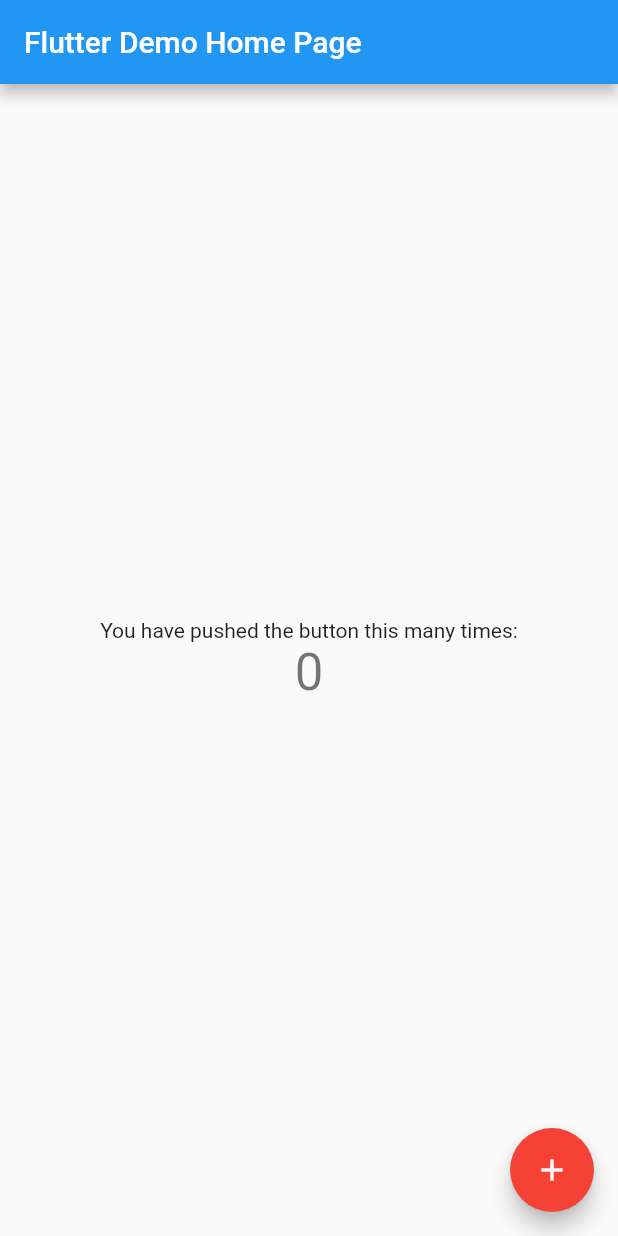
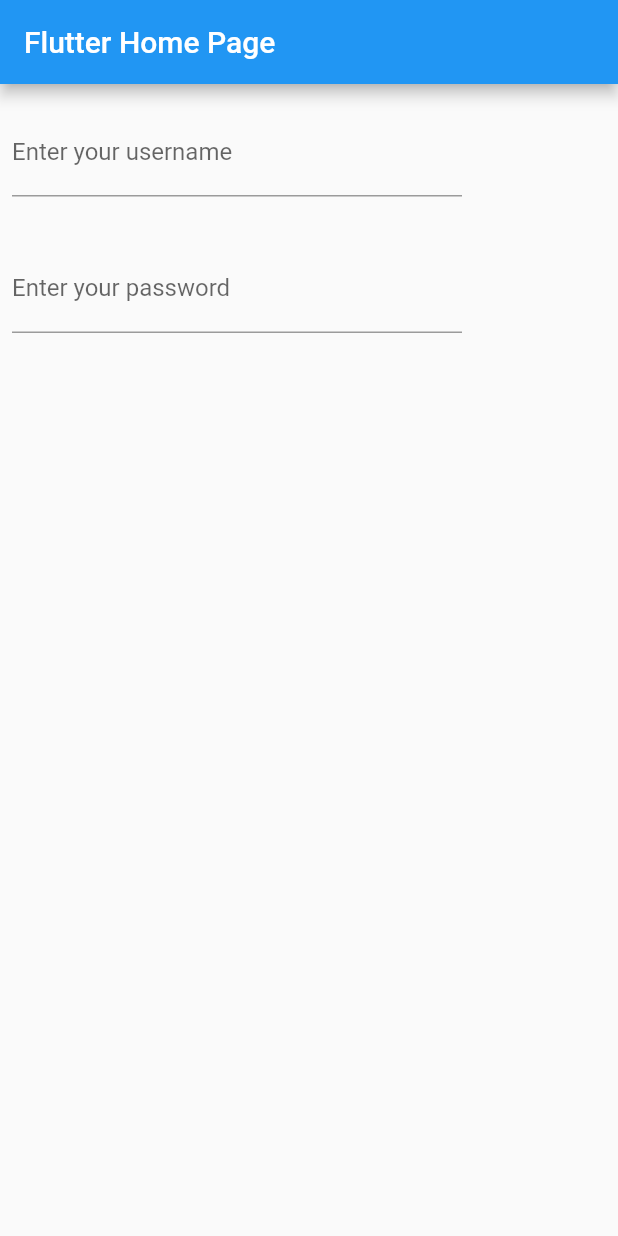
Before and after one commit to yosih48/dart, a Flutter app: the screen it shows after launch, on a phone screen of 412 x 824 dp. Run offline on Flutter 3.47's test engine with Material 2 defaults, Android fonts, the phone set to English and light mode, and no system bars.

Commit message:
login page

```diff
--- a/lib/main.dart
+++ b/lib/main.dart
@@ -1,6 +1,7 @@
 import 'package:flutter/material.dart';
 
-import 'package:my_project/screen/HomePage.dart';
+// import 'package:my_project/screen/HomePage.dart';
+import 'package:my_project/screen/HomePageLogin.dart';
 
 void main() {
   runApp(const MyApp());
@@ -26,7 +27,7 @@
         // is not restarted.
         primarySwatch: Colors.red,
       ),
-      home: const MyHomePage(title: 'Flutter Demo Home Page '),
+      home: const MyHomePage(title: 'Flutter Home Page ', number: 52),
     );
   }
 }
--- a/lib/screen/HomePage.dart
+++ b/lib/screen/HomePage.dart
@@ -3,8 +3,6 @@
 
 class MyHomePage extends StatefulWidget {
   const MyHomePage({super.key, required this.title, this.number});
-
-
 
   final String title;
   final int? number;
@@ -13,40 +11,51 @@
   State<MyHomePage> createState() => _MyHomePageState();
 }
 
-
-
 class _MyHomePageState extends State<MyHomePage> {
   int _counter = 0;
 
   void _incrementCounter() {
     setState(() {
-
       _counter++;
     });
   }
 
   @override
   Widget build(BuildContext context) {
-
     return Scaffold(
       appBar: AppBar(
+        title: Text(widget.title),
 
-        title: Text(widget.title),
         // backgroundColor: Theme.of(context).colorScheme.inversePrimary,
         backgroundColor: Colors.blue,
       ),
       body: Center(
-
         child: Column(
-
-          mainAxisAlignment: MainAxisAlignment.center,
+          crossAxisAlignment: CrossAxisAlignment.start,
           children: <Widget>[
-            const Text(
-              'You have pushed the button this many times:',
+            Padding(
+              padding: const EdgeInsets.symmetric(horizontal: 8, vertical: 16),
+              child: Container(
+                width: 300, // Set the desired width here
+                child: TextFormField(
+                  decoration: const InputDecoration(
+                    border: UnderlineInputBorder(),
+                    labelText: 'Enter your username',
+                  ),
+                ),
+              ),
             ),
-            Text(
-              '$_counter',
-              style: Theme.of(context).textTheme.headlineMedium,
+            Padding(
+              padding: const EdgeInsets.symmetric(horizontal: 8, vertical: 16),
+              child: Container(
+                width: 300, // Set the desired width here
+                child: TextFormField(
+                  decoration: const InputDecoration(
+                    border: UnderlineInputBorder(),
+                    labelText: 'Enter your password',
+                  ),
+                ),
+              ),
             ),
           ],
         ),
@@ -58,4 +67,6 @@
       ), // This trailing comma makes auto-formatting nicer for build methods.
     );
   }
+
+  number(int? number) {}
 }
--- /dev/null
+++ b/lib/screen/HomePageLogin.dart
@@ -0,0 +1,37 @@
+// import 'package:flutter/cupertino.dart';
+import 'package:flutter/material.dart';
+
+import 'package:my_project/screen/login.dart';
+
+
+class MyHomePage extends StatefulWidget {
+  const MyHomePage({super.key, required this.title, this.number});
+
+  final String title;
+  final int? number;
+
+  @override
+  State<MyHomePage> createState() => _MyHomePageState();
+}
+
+class _MyHomePageState extends State<MyHomePage> {
+
+
+  @override
+  Widget build(BuildContext context) {
+    return Scaffold(
+      appBar: AppBar(
+        title: Text(widget.title),
+
+        // backgroundColor: Theme.of(context).colorScheme.inversePrimary,
+        backgroundColor: Colors.blue,
+      ),
+      body: const login(title: 'sdsd',)
+
+
+
+    );
+  }
+
+  number(int? number) {}
+}
--- /dev/null
+++ b/lib/screen/login.dart
@@ -0,0 +1,47 @@
+// import 'package:flutter/cupertino.dart';
+import 'package:flutter/material.dart';
+
+class login extends StatefulWidget {
+  const login({super.key, required this.title, this.number});
+
+  final String title;
+  final int? number;
+
+  @override
+  State<login> createState() => _MyHomePageState();
+}
+
+class _MyHomePageState extends State<login> {
+  @override
+  Widget build(BuildContext context) {
+    return Column(
+      crossAxisAlignment: CrossAxisAlignment.start,
+      children: <Widget>[
+        Padding(
+          padding: const EdgeInsets.symmetric(horizontal: 8, vertical: 16),
+          child: Container(
+            width: 300, // Set the desired width here
+            child: TextFormField(
+              decoration: const InputDecoration(
+                border: UnderlineInputBorder(),
+                labelText: 'Enter your username',
+              ),
+            ),
+          ),
+        ),
+        Padding(
+          padding: const EdgeInsets.symmetric(horizontal: 8, vertical: 16),
+          child: Container(
+            width: 300, // Set the desired width here
+            child: TextFormField(
+              decoration: const InputDecoration(
+                border: UnderlineInputBorder(),
+                labelText: 'Enter your password',
+              ),
+            ),
+          ),
+        ),
+      ],
+    );
+  }
+}
```
Also changed, not shown: pubspec.lock.
